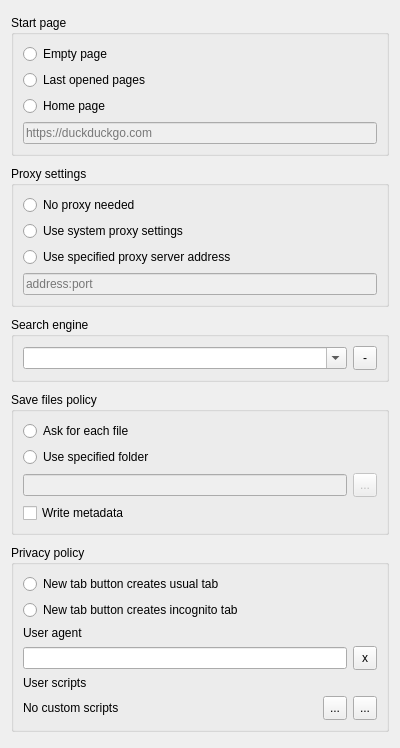
This is settingspage.ui in mistificator/meow as Qt 5 draws it before an edit. The edited form follows.
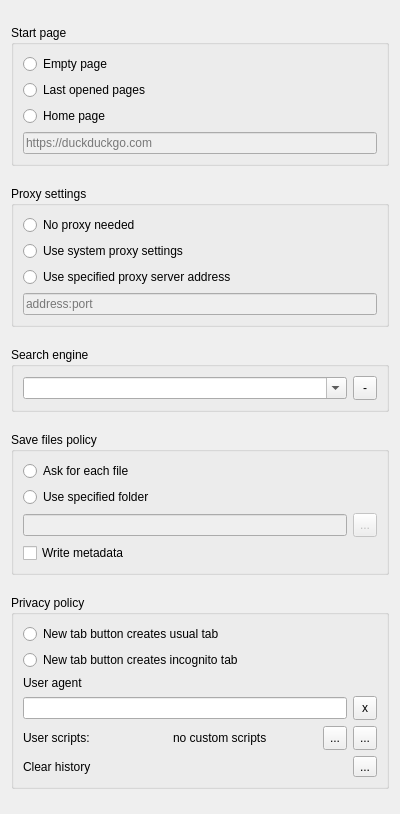
This is the edited form.

Patch:
```diff
--- a/settingspage.ui
+++ b/settingspage.ui
@@ -7,7 +7,7 @@
     <x>0</x>
     <y>0</y>
     <width>400</width>
-    <height>748</height>
+    <height>814</height>
    </rect>
   </property>
   <property name="windowTitle">
@@ -256,7 +256,11 @@
       <item>
        <layout class="QHBoxLayout" name="horizontalLayout_3">
         <item>
-         <widget class="QLineEdit" name="useragentString"/>
+         <widget class="QLineEdit" name="useragentString">
+          <property name="clearButtonEnabled">
+           <bool>false</bool>
+          </property>
+         </widget>
         </item>
         <item>
          <widget class="QToolButton" name="defaultUseragentString">
@@ -276,19 +280,19 @@
         </item>
        </layout>
       </item>
-      <item>
-       <widget class="QLabel" name="label_2">
-        <property name="text">
-         <string>User scripts</string>
-        </property>
-       </widget>
-      </item>
       <item>
        <layout class="QHBoxLayout" name="horizontalLayout_4">
+        <item>
+         <widget class="QLabel" name="label_2">
+          <property name="text">
+           <string>User scripts:</string>
+          </property>
+         </widget>
+        </item>
         <item>
          <widget class="QLabel" name="scriptCount">
           <property name="text">
-           <string>No custom scripts</string>
+           <string>no custom scripts</string>
           </property>
          </widget>
         </item>
@@ -326,6 +330,24 @@
         </item>
        </layout>
       </item>
+      <item>
+       <layout class="QHBoxLayout" name="horizontalLayout_5">
+        <item>
+         <widget class="QLabel" name="label_3">
+          <property name="text">
+           <string>Clear history</string>
+          </property>
+         </widget>
+        </item>
+        <item>
+         <widget class="QToolButton" name="clearHistory">
+          <property name="text">
+           <string>...</string>
+          </property>
+         </widget>
+        </item>
+       </layout>
+      </item>
      </layout>
     </widget>
    </item>
```
